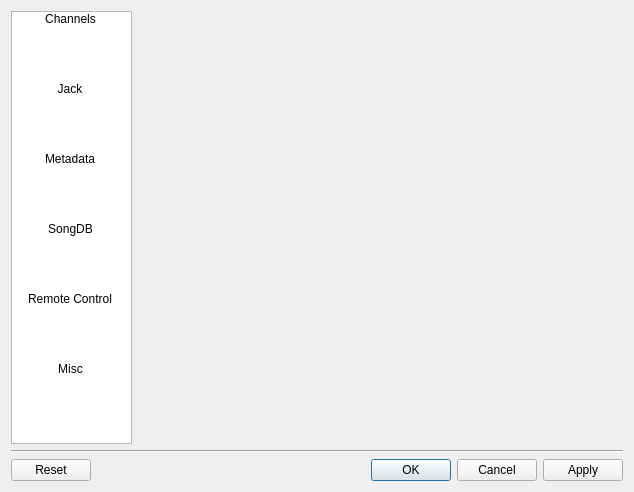
The window that src/dialogs/uis/settingsdialog.ui (jan-lugfl/RadioMixer) describes before a commit, drawn with Qt 5.
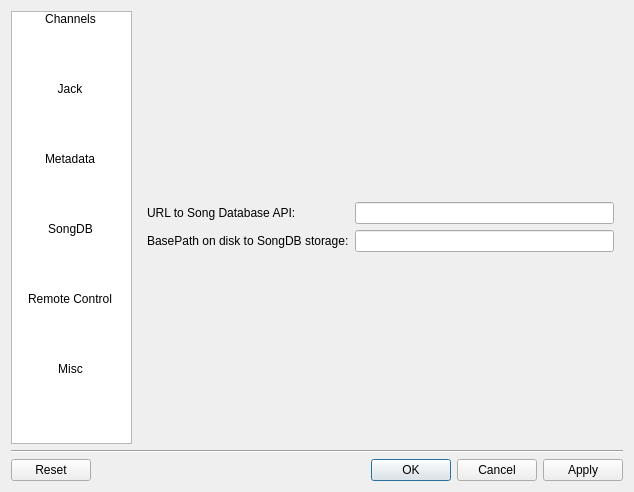
The same window after the commit. The open tabs and pages were chosen to show the change. Icons and pictures are not drawn.

Commit message: - song database settings are editable in settings dialog now

Diff of the .ui file:
```diff
--- a/src/dialogs/uis/settingsdialog.ui
+++ b/src/dialogs/uis/settingsdialog.ui
@@ -388,7 +388,63 @@
          </property>
         </widget>
        </widget>
-       <widget class="QWidget" name="songdb"/>
+       <widget class="QWidget" name="songdb">
+        <layout class="QGridLayout" name="gridLayout_6">
+         <item row="0" column="0">
+          <spacer name="verticalSpacer">
+           <property name="orientation">
+            <enum>Qt::Vertical</enum>
+           </property>
+           <property name="sizeHint" stdset="0">
+            <size>
+             <width>20</width>
+             <height>186</height>
+            </size>
+           </property>
+          </spacer>
+         </item>
+         <item row="1" column="0">
+          <layout class="QFormLayout" name="formLayout_4">
+           <property name="fieldGrowthPolicy">
+            <enum>QFormLayout::ExpandingFieldsGrow</enum>
+           </property>
+           <item row="0" column="0">
+            <widget class="QLabel" name="label_12">
+             <property name="text">
+              <string>URL to Song Database API:</string>
+             </property>
+            </widget>
+           </item>
+           <item row="0" column="1">
+            <widget class="QLineEdit" name="songDBURL"/>
+           </item>
+           <item row="1" column="0">
+            <widget class="QLabel" name="label_13">
+             <property name="text">
+              <string>BasePath on disk to SongDB storage:</string>
+             </property>
+            </widget>
+           </item>
+           <item row="1" column="1">
+            <widget class="QLineEdit" name="songDBBasePath"/>
+           </item>
+          </layout>
+         </item>
+         <item row="2" column="0">
+          <spacer name="verticalSpacer_2">
+           <property name="orientation">
+            <enum>Qt::Vertical</enum>
+           </property>
+           <property name="sizeHint" stdset="0">
+            <size>
+             <width>20</width>
+             <height>186</height>
+            </size>
+           </property>
+          </spacer>
+         </item>
+        </layout>
+       </widget>
        <widget class="QWidget" name="misc">
         <layout class="QGridLayout" name="gridLayout_3">
          <item row="0" column="0">
```
Left out of the diff: 56 changed lines with no effect on the pictures. Lines whose indentation alone changed are shown as unchanged. The commit also changes 1 other file.
